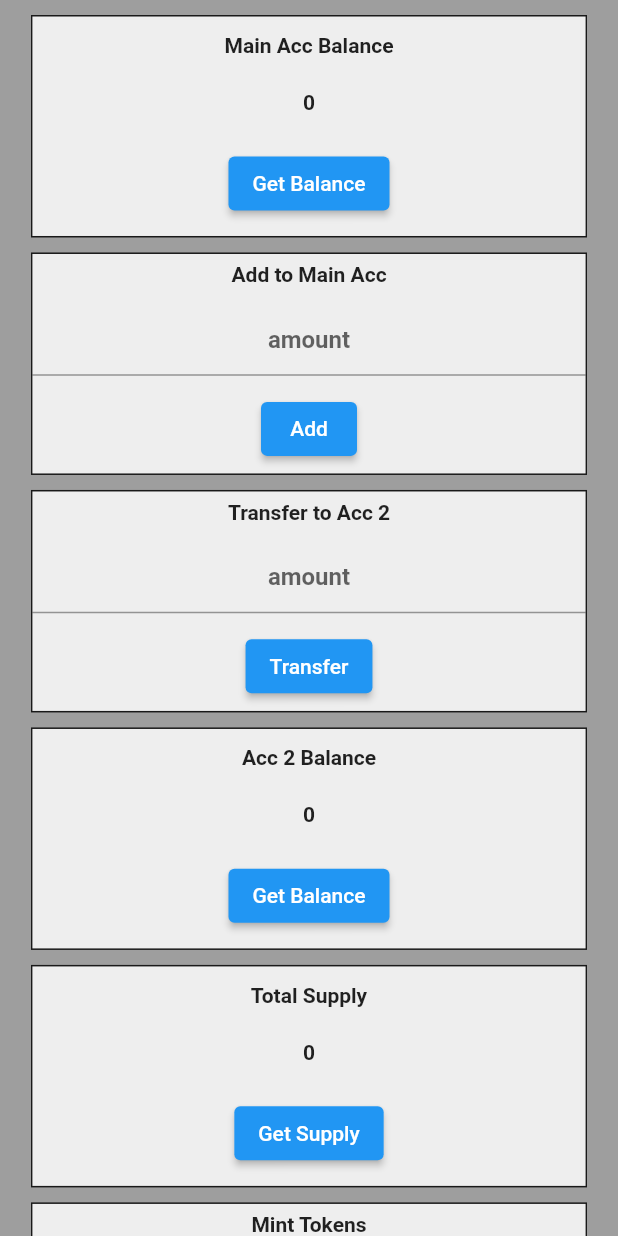
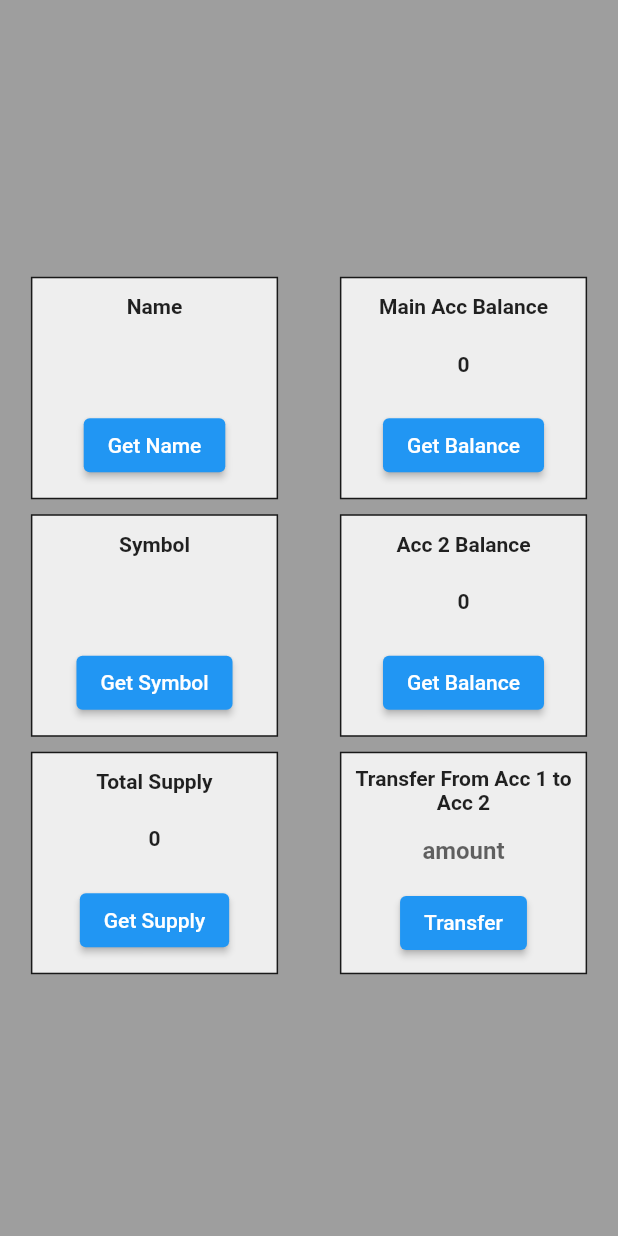
Before and after one commit to gaurav-hehe/erc20_sample, a Flutter app: the screen it shows after launch, after a tap on "Transfer", on a phone screen of 412 x 824 dp. Run offline on Flutter 3.47's test engine with Material 2 defaults, Android fonts, the light colour scheme and no system bars; missing offline and left inert: web3dart; Roboto replaces fonts that are missing (Poppins).

Commit message:
Update homepage.dart

```diff
--- a/lib/homepage.dart
+++ b/lib/homepage.dart
@@ -15,8 +15,7 @@ class HomePageWidget extends StatefulWidget {
 
 class _HomePageWidgetState extends State<HomePageWidget> {
   final scaffoldKey = GlobalKey<ScaffoldState>();
-  TextEditingController mintAmount = TextEditingController();
-  TextEditingController burnAmount = TextEditingController();
+  final TextEditingController transferAmount = TextEditingController();
 
   @override
   void initState() {
@@ -24,6 +23,8 @@ class _HomePageWidgetState extends State<HomePageWidget> {
     super.initState();
   }
 
+  String tokenSymbol = '';
+  String tokenName = '';
   int balance = 0;
   int secAccBal = 0;
   int totalTokens = 0;
@@ -32,7 +33,7 @@ class _HomePageWidgetState extends State<HomePageWidget> {
   late Web3Client ethClient;
   // JSON-RPC is a remote procedure call protocol encoded in JSON
   // Remote Procedure Call (RPC) is about executing a block of code on another server
-  String rpcUrl = 'https://testnet.aurora.dev';
+  String rpcUrl = 'https://testnet.aurora.dev:443';
 
   Future<void> initialSetup() async {
     /// This will start a client that connects to a JSON RPC API, available at RPC URL.
@@ -50,17 +51,17 @@ class _HomePageWidgetState extends State<HomePageWidget> {
   /// This will construct [credentials] with the provided [privateKey]
   /// and load the Ethereum address in [myAdderess] specified by these credentials.
 
-  //String acc1privateKey = '';
-  //String acc2privateKey = '';
+  //TODO: insert private key
+  String privateKey = '';
 
-  late Credentials credentials1;
+  late Credentials credentials;
+
 //TODO: insert primary and secondary acc public address
   var mainAddress = EthereumAddress.fromHex('0x...');
   var secondAccAdd = EthereumAddress.fromHex('0x...');
 
   Future<void> getCredentials() async {
-    //TODO: insert private key
-    credentials1 = await ethClient.credentialsFromPrivateKey('');
+    credentials = await ethClient.credentialsFromPrivateKey(privateKey);
     //mainAddress = await credentials1.extractAddress();
   }
 
@@ -78,20 +79,23 @@ class _HomePageWidgetState extends State<HomePageWidget> {
 
 //TODO: insert contract address
     contractAddress =
-        EthereumAddress.fromHex('0xD935E288b3C7905373aB8fEdAf849686029d38eb');
+        EthereumAddress.fromHex('0xF8277B7fF94Fb18a648B560214d9e04930401F96');
   }
 
   /// This will help us to find all the [public functions] defined by the [contract]
   late DeployedContract contract;
-  late ContractFunction balanceOf, mint, burn, totalSupply;
+  late ContractFunction balanceOf, totalSupply, transferFrom, symbol, name;
 
   Future<void> getContractFunctions() async {
     contract = DeployedContract(
-        ContractAbi.fromJson(abi, "SampleCoin"), contractAddress);
+      ContractAbi.fromJson(abi, "SampleCoin"),
+      contractAddress,
+    );
 
     balanceOf = contract.function('balanceOf');
-    mint = contract.function('mint');
-    burn = contract.function('burn');
+    name = contract.function('name');
+    symbol = contract.function('symbol');
+    transferFrom = contract.function('transfer');
     totalSupply = contract.function('totalSupply');
   }
 
@@ -117,12 +121,14 @@ class _HomePageWidgetState extends State<HomePageWidget> {
     List<dynamic> functionArgs,
   ) async {
     await ethClient.sendTransaction(
-      credentials1,
+      credentials,
       Transaction.callContract(
         contract: contract,
         function: functionName,
         parameters: functionArgs,
       ),
+      // Aurora Testnet ChainID
+      chainId: 1313161555,
     );
   }
 
@@ -132,19 +138,147 @@ class _HomePageWidgetState extends State<HomePageWidget> {
       key: scaffoldKey,
       backgroundColor: Colors.grey,
       body: SafeArea(
-        child: Align(
-          alignment: const AlignmentDirectional(0, 0),
-          child: SingleChildScrollView(
-            primary: false,
-            child: Column(
-              mainAxisSize: MainAxisSize.max,
-              mainAxisAlignment: MainAxisAlignment.start,
-              crossAxisAlignment: CrossAxisAlignment.center,
+        child: Row(
+          mainAxisAlignment: MainAxisAlignment.spaceAround,
+          children: [
+            Column(
+              mainAxisAlignment: MainAxisAlignment.center,
               children: [
                 Padding(
                   padding: const EdgeInsetsDirectional.fromSTEB(0, 10, 0, 0),
                   child: Container(
-                    width: MediaQuery.of(context).size.width * 0.9,
+                    width: MediaQuery.of(context).size.width * 0.4,
+                    height: MediaQuery.of(context).size.height * 0.18,
+                    decoration: BoxDecoration(
+                      color: const Color(0xFFEEEEEE),
+                      border: Border.all(
+                        color: const Color(0xFF191919),
+                      ),
+                    ),
+                    child: Column(
+                      mainAxisSize: MainAxisSize.min,
+                      mainAxisAlignment: MainAxisAlignment.spaceAround,
+                      children: [
+                        const Text(
+                          'Name',
+                          textAlign: TextAlign.center,
+                          style: TextStyle(
+                            fontFamily: 'Poppins',
+                            fontWeight: FontWeight.w600,
+                          ),
+                        ),
+                        Text(
+                          tokenName,
+                          textAlign: TextAlign.center,
+                          style: const TextStyle(
+                            fontWeight: FontWeight.bold,
+                          ),
+                        ),
+                        ElevatedButton(
+                          onPressed: () async {
+                            var result = await readContract(name, []);
+                            tokenName = result.first.toString();
+                            setState(() {});
+                          },
+                          child: const Text('Get Name'),
+                        ),
+                      ],
+                    ),
+                  ),
+                ),
+                Padding(
+                  padding: const EdgeInsetsDirectional.fromSTEB(0, 10, 0, 0),
+                  child: Container(
+                    width: MediaQuery.of(context).size.width * 0.4,
+                    height: MediaQuery.of(context).size.height * 0.18,
+                    decoration: BoxDecoration(
+                      color: const Color(0xFFEEEEEE),
+                      border: Border.all(
+                        color: const Color(0xFF191919),
+                      ),
+                    ),
+                    child: Column(
+                      mainAxisSize: MainAxisSize.min,
+                      mainAxisAlignment: MainAxisAlignment.spaceAround,
+                      children: [
+                        const Text(
+                          'Symbol',
+                          textAlign: TextAlign.center,
+                          style: TextStyle(
+                            fontFamily: 'Poppins',
+                            fontWeight: FontWeight.w600,
+                          ),
+                        ),
+                        Text(
+                          tokenSymbol,
+                          textAlign: TextAlign.center,
+                          style: const TextStyle(
+                            fontWeight: FontWeight.bold,
+                          ),
+                        ),
+                        ElevatedButton(
+                          onPressed: () async {
+                            var result = await readContract(symbol, []);
+                            tokenSymbol = result.first.toString();
+                            setState(() {});
+                          },
+                          child: const Text('Get Symbol'),
+                        ),
+                      ],
+                    ),
+                  ),
+                ),
+                Padding(
+                  padding: const EdgeInsetsDirectional.fromSTEB(0, 10, 0, 0),
+                  child: Container(
+                    width: MediaQuery.of(context).size.width * 0.4,
+                    height: MediaQuery.of(context).size.height * 0.18,
+                    decoration: BoxDecoration(
+                      color: const Color(0xFFEEEEEE),
+                      border: Border.all(
+                        color: const Color(0xFF191919),
+                      ),
+                    ),
+                    child: Column(
+                      mainAxisSize: MainAxisSize.max,
+                      mainAxisAlignment: MainAxisAlignment.spaceAround,
+                      children: [
+                        const Text(
+                          'Total Supply',
+                          textAlign: TextAlign.center,
+                          style: TextStyle(
+                            fontFamily: 'Poppins',
+                            fontWeight: FontWeight.w600,
+                          ),
+                        ),
+                        Text(
+                          totalTokens.toString(),
+                          textAlign: TextAlign.center,
+                          style: const TextStyle(
+                            fontWeight: FontWeight.bold,
+                          ),
+                        ),
+                        ElevatedButton(
+                          onPressed: () async {
+                            var result = await readContract(totalSupply, []);
+                            totalTokens = result.first.toInt();
+                            setState(() {});
+                          },
+                          child: const Text('Get Supply'),
+                        ),
+                      ],
+                    ),
+                  ),
+                ),
+              ],
+            ),
+            Column(
+              mainAxisAlignment: MainAxisAlignment.center,
+              children: [
+                Padding(
+                  padding: const EdgeInsetsDirectional.fromSTEB(0, 10, 0, 0),
+                  child: Container(
+                    width: MediaQuery.of(context).size.width * 0.4,
                     height: MediaQuery.of(context).size.height * 0.18,
                     decoration: BoxDecoration(
                       color: const Color(0xFFEEEEEE),
@@ -165,7 +299,7 @@ class _HomePageWidgetState extends State<HomePageWidget> {
                           ),
                         ),
                         Text(
-                          '$balance',
+                          balance.toString(),
                           textAlign: TextAlign.center,
                           style: const TextStyle(
                             fontWeight: FontWeight.bold,
@@ -173,11 +307,12 @@ class _HomePageWidgetState extends State<HomePageWidget> {
                         ),
                         ElevatedButton(
                           onPressed: () async {
-                            var result =
-                                await readContract(balanceOf, [mainAddress]);
+                            var result = await readContract(
+                              balanceOf,
+                              [mainAddress],
+                            );
                             balance = result.first.toInt();
                             setState(() {});
-                            print('Button pressed...');
                           },
                           child: const Text('Get Balance'),
                         ),
@@ -188,91 +323,7 @@ class _HomePageWidgetState extends State<HomePageWidget> {
                 Padding(
                   padding: const EdgeInsetsDirectional.fromSTEB(0, 10, 0, 0),
                   child: Container(
-                    width: MediaQuery.of(context).size.width * 0.9,
-                    height: MediaQuery.of(context).size.height * 0.18,
-                    decoration: BoxDecoration(
-                      color: const Color(0xFFEEEEEE),
-                      border: Border.all(
-                        color: const Color(0xFF191919),
-                      ),
-                    ),
-                    child: Column(
-                      mainAxisSize: MainAxisSize.min,
-                      mainAxisAlignment: MainAxisAlignment.spaceAround,
-                      children: [
-                        const Text(
-                          'Add to Main Acc',
-                          textAlign: TextAlign.center,
-                          style: TextStyle(
-                            fontFamily: 'Poppins',
-                            fontWeight: FontWeight.w600,
-                          ),
-                        ),
-                        TextFormField(
-                          decoration: const InputDecoration(
-                            hintText: 'amount',
-                          ),
-                          style: const TextStyle(
-                            fontWeight: FontWeight.bold,
-                          ),
-                          textAlign: TextAlign.center,
-                        ),
-                        ElevatedButton(
-                          onPressed: () {
-                            print('Button pressed...');
-                          },
-                          child: const Text('Add'),
-                        ),
-                      ],
-                    ),
-                  ),
-                ),
-                Padding(
-                  padding: const EdgeInsetsDirectional.fromSTEB(0, 10, 0, 0),
-                  child: Container(
-                    width: MediaQuery.of(context).size.width * 0.9,
-                    height: MediaQuery.of(context).size.height * 0.18,
-                    decoration: BoxDecoration(
-                      color: const Color(0xFFEEEEEE),
-                      border: Border.all(
-                        color: const Color(0xFF191919),
-                      ),
-                    ),
-                    child: Column(
-                      mainAxisSize: MainAxisSize.min,
-                      mainAxisAlignment: MainAxisAlignment.spaceAround,
-                      children: [
-                        const Text(
-                          'Transfer to Acc 2',
-                          textAlign: TextAlign.center,
-                          style: TextStyle(
-                            fontFamily: 'Poppins',
-                            fontWeight: FontWeight.w600,
-                          ),
-                        ),
-                        TextFormField(
-                          decoration: const InputDecoration(
-                            hintText: 'amount',
-                          ),
-                          style: const TextStyle(
-                            fontWeight: FontWeight.bold,
-                          ),
-                          textAlign: TextAlign.center,
-                        ),
-                        ElevatedButton(
-                          onPressed: () {
-                            print('Button pressed...');
-                          },
-                          child: const Text('Transfer'),
-                        ),
-                      ],
-                    ),
-                  ),
-                ),
-                Padding(
-                  padding: const EdgeInsetsDirectional.fromSTEB(0, 10, 0, 0),
-                  child: Container(
-                    width: MediaQuery.of(context).size.width * 0.9,
+                    width: MediaQuery.of(context).size.width * 0.4,
                     height: MediaQuery.of(context).size.height * 0.18,
                     decoration: BoxDecoration(
                       color: const Color(0xFFEEEEEE),
@@ -293,7 +344,7 @@ class _HomePageWidgetState extends State<HomePageWidget> {
                           ),
                         ),
                         Text(
-                          '$secAccBal',
+                          secAccBal.toString(),
                           textAlign: TextAlign.center,
                           style: const TextStyle(
                             fontWeight: FontWeight.bold,
@@ -301,11 +352,12 @@ class _HomePageWidgetState extends State<HomePageWidget> {
                         ),
                         ElevatedButton(
                           onPressed: () async {
-                            var result =
-                                await readContract(balanceOf, [secondAccAdd]);
+                            var result = await readContract(
+                              balanceOf,
+                              [secondAccAdd],
+                            );
                             secAccBal = result.first.toInt();
                             setState(() {});
-                            print('Button pressed...');
                           },
                           child: const Text('Get Balance'),
                         ),
@@ -316,7 +368,7 @@ class _HomePageWidgetState extends State<HomePageWidget> {
                 Padding(
                   padding: const EdgeInsetsDirectional.fromSTEB(0, 10, 0, 0),
                   child: Container(
-                    width: MediaQuery.of(context).size.width * 0.9,
+                    width: MediaQuery.of(context).size.width * 0.4,
                     height: MediaQuery.of(context).size.height * 0.18,
                     decoration: BoxDecoration(
                       color: const Color(0xFFEEEEEE),
@@ -326,131 +378,63 @@ class _HomePageWidgetState extends State<HomePageWidget> {
                     ),
                     child: Column(
                       mainAxisSize: MainAxisSize.max,
-                      mainAxisAlignment: MainAxisAlignment.spaceAround,
+                      mainAxisAlignment: MainAxisAlignment.center,
                       children: [
                         const Text(
-                          'Total Supply',
+                          'Transfer From Acc 1 to Acc 2',
                           textAlign: TextAlign.center,
                           style: TextStyle(
                             fontFamily: 'Poppins',
                             fontWeight: FontWeight.w600,
                           ),
                         ),
-                        Text(
-                          '$totalTokens',
-                          textAlign: TextAlign.center,
-                          style: const TextStyle(
-                            fontWeight: FontWeight.bold,
-                          ),
-                        ),
-                        ElevatedButton(
-                          onPressed: () async {
-                            var result = await readContract(totalSupply, []);
-                            totalTokens = result.first.toInt();
-                            setState(() {});
-                            print('Button pressed...');
-                          },
-                          child: const Text('Get Supply'),
-                        ),
-                      ],
-                    ),
-                  ),
-                ),
-                Padding(
-                  padding: const EdgeInsetsDirectional.fromSTEB(0, 10, 0, 0),
-                  child: Container(
-                    width: MediaQuery.of(context).size.width * 0.9,
-                    height: MediaQuery.of(context).size.height * 0.18,
-                    decoration: BoxDecoration(
-                      color: const Color(0xFFEEEEEE),
-                      border: Border.all(
-                        color: const Color(0xFF191919),
-                      ),
-                    ),
-                    child: Column(
-                      mainAxisSize: MainAxisSize.min,
-                      mainAxisAlignment: MainAxisAlignment.spaceAround,
-                      children: [
-                        const Text(
-                          'Mint Tokens',
-                          textAlign: TextAlign.center,
-                          style: TextStyle(
-                            fontFamily: 'Poppins',
-                            fontWeight: FontWeight.w600,
-                          ),
-                        ),
-                        TextFormField(
-                          controller: mintAmount,
+                        TextField(
+                          controller: transferAmount,
                           decoration: const InputDecoration(
                             hintText: 'amount',
+                            border: InputBorder.none,
                           ),
                           style: const TextStyle(
-                            fontWeight: FontWeight.bold,
+                            fontSize: 16,
+                            fontWeight: FontWeight.w700,
                           ),
                           textAlign: TextAlign.center,
                         ),
                         ElevatedButton(
-                          onPressed: () async {
-                            await writeContract(mint,
-                                [mainAddress, BigInt.parse(mintAmount.text)]);
-                            setState(() {});
-                            print('Button pressed...');
-                          },
-                          child: const Text('Mint'),
-                        ),
-                      ],
-                    ),
-                  ),
-                ),
-                Padding(
-                  padding: const EdgeInsetsDirectional.fromSTEB(0, 10, 0, 0),
-                  child: Container(
-                    width: MediaQuery.of(context).size.width * 0.9,
-                    height: MediaQuery.of(context).size.height * 0.19,
-                    decoration: BoxDecoration(
-                      color: const Color(0xFFEEEEEE),
-                      border: Border.all(
-                        color: const Color(0xFF191919),
-                      ),
-                    ),
-                    child: Column(
-                      mainAxisSize: MainAxisSize.min,
-                      mainAxisAlignment: MainAxisAlignment.spaceAround,
-                      children: [
-                        const Text(
-                          'Burn Tokens',
-                          textAlign: TextAlign.center,
-                          style: TextStyle(
-                            fontFamily: 'Poppins',
-                            fontWeight: FontWeight.w600,
-                          ),
-                        ),
-                        TextFormField(
-                          controller: burnAmount,
-                          decoration: const InputDecoration(
-                            hintText: 'amount',
-                          ),
-                          style: const TextStyle(
-                            fontWeight: FontWeight.bold,
-                          ),
-                          textAlign: TextAlign.center,
-                        ),
-                        ElevatedButton(
-                          onPressed: () async {
-                            await writeContract(burn,
-                                [mainAddress, BigInt.parse(burnAmount.text)]);
-                            setState(() {});
-                            print('Button pressed...');
-                          },
-                          child: const Text('Burn'),
-                        ),
+                            onPressed: () async {
+                              await writeContract(
+                                transferFrom,
+                                [
+                                  secondAccAdd,
+                                  BigInt.parse(transferAmount.text)
+                                ],
+                              );
+
+                              // Fetch main & second acc balance again
+                              var res = await readContract(
+                                balanceOf,
+                                [mainAddress],
+                              );
+                              balance = res.first.toInt();
+
+                              var result = await readContract(
+                                balanceOf,
+                                [secondAccAdd],
+                              );
+                              secAccBal = result.first.toInt();
+
+                              setState(() {
+                                transferAmount.clear();
+                              });
+                            },
+                            child: const Text('Transfer')),
                       ],
                     ),
                   ),
                 ),
               ],
             ),
-          ),
+          ],
         ),
       ),
     );
```
